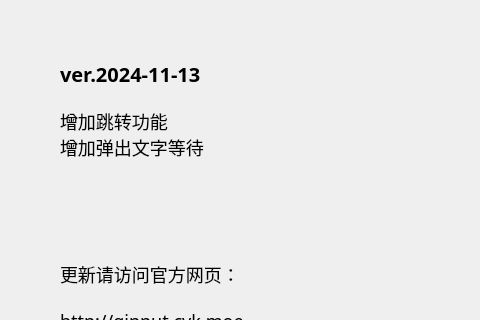
Old version of the form source/ui/AboutUi.ui in the repository ChiyukiGana/Quickinput; both pictures show x 0 to 480 and y 0 to 320 of the 640 by 440 pixel window.
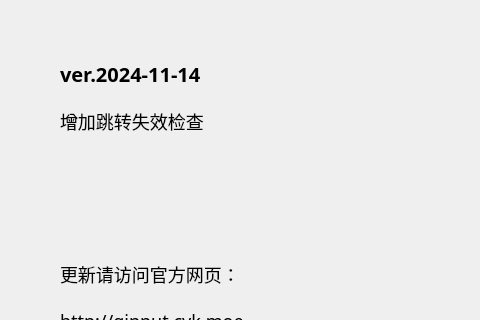
New version of the form.

```diff
--- a/source/ui/AboutUi.ui
+++ b/source/ui/AboutUi.ui
@@ -88,7 +88,7 @@
          <string notr="true">font-size:20px</string>
         </property>
         <property name="text">
-         <string>ver.2024-11-13</string>
+         <string>ver.2024-11-14</string>
         </property>
         <property name="textFormat">
          <enum>Qt::PlainText</enum>
@@ -104,8 +104,7 @@
          </sizepolicy>
         </property>
         <property name="text">
-         <string>增加跳转功能
-增加弹出文字等待</string>
+         <string>增加跳转失效检查</string>
         </property>
         <property name="textFormat">
          <enum>Qt::PlainText</enum>
```
